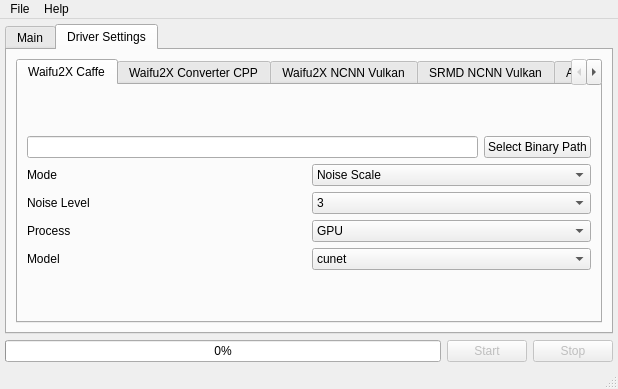
This is src/video2x_gui.ui in k4yt3x/video2x as Qt 5 draws it before an edit. The edited form follows.
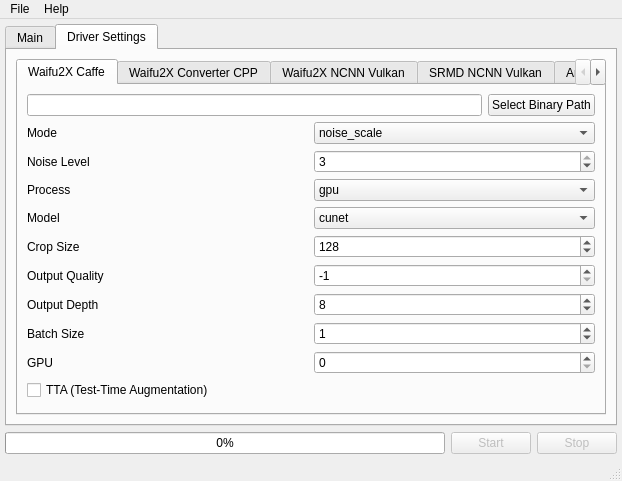
This is the edited form. The open tabs and pages were chosen to show the change.

The edit to the form file:
```diff
--- a/src/video2x_gui.ui
+++ b/src/video2x_gui.ui
@@ -6,8 +6,8 @@
    <rect>
     <x>0</x>
     <y>0</y>
-    <width>618</width>
-    <height>389</height>
+    <width>622</width>
+    <height>474</height>
    </rect>
   </property>
   <property name="windowTitle">
@@ -302,9 +302,7 @@
            <attribute name="title">
             <string>Waifu2X Caffe</string>
            </attribute>
-           <layout class="QVBoxLayout" name="verticalLayout_9">
-            <item>
-             <layout class="QVBoxLayout" name="waifu2xCaffeTabVerticalLayout">
+           <layout class="QVBoxLayout" name="verticalLayout_2">
               <item>
                <layout class="QHBoxLayout" name="waifu2xCaffePathHorizontalLayout">
                 <item>
@@ -332,7 +330,7 @@
                  <widget class="QComboBox" name="waifu2xCaffeModeComboBox">
                   <item>
                    <property name="text">
-                    <string>Noise Scale</string>
+                  <string>noise_scale</string>
                    </property>
                   </item>
                   <item>
@@ -364,22 +362,13 @@
                  </widget>
                 </item>
                 <item>
-                 <widget class="QComboBox" name="waifu2xCaffeNoiseLevelComboBox">
-                  <item>
-                   <property name="text">
-                    <string>3</string>
-                   </property>
-                  </item>
-                  <item>
-                   <property name="text">
-                    <string>2</string>
-                   </property>
-                  </item>
-                  <item>
-                   <property name="text">
-                    <string>1</string>
-                   </property>
-                  </item>
+               <widget class="QSpinBox" name="waifu2xCaffeNoiseLevelSpinBox">
+                <property name="maximum">
+                 <number>3</number>
+                </property>
+                <property name="value">
+                 <number>3</number>
+                </property>
                  </widget>
                 </item>
                </layout>
@@ -397,7 +386,7 @@
                  <widget class="QComboBox" name="waifu2xCaffeProcessComboBox">
                   <item>
                    <property name="text">
-                    <string>GPU</string>
+                  <string>gpu</string>
                    </property>
                   </item>
                   <item>
@@ -469,6 +458,113 @@
                 </item>
                </layout>
               </item>
+            <item>
+             <layout class="QHBoxLayout" name="waifu2xCaffeCropSizeHorizontalLayout">
+              <item>
+               <widget class="QLabel" name="waifu2xCaffeCropSizeLabel">
+                <property name="text">
+                 <string>Crop Size</string>
+                </property>
+               </widget>
+              </item>
+              <item>
+               <widget class="QSpinBox" name="waifu2xCaffeCropSizeSpinBox">
+                <property name="maximum">
+                 <number>9999</number>
+                </property>
+                <property name="value">
+                 <number>128</number>
+                </property>
+               </widget>
+              </item>
+             </layout>
+            </item>
+            <item>
+             <layout class="QHBoxLayout" name="waifu2xCaffeOutputQualityHorizontalLayout">
+              <item>
+               <widget class="QLabel" name="waifu2xCaffeOutputQualityLabel">
+                <property name="text">
+                 <string>Output Quality</string>
+                </property>
+               </widget>
+              </item>
+              <item>
+               <widget class="QSpinBox" name="waifu2xCaffeOutputQualitySpinBox">
+                <property name="minimum">
+                 <number>-1</number>
+                </property>
+                <property name="value">
+                 <number>-1</number>
+                </property>
+               </widget>
+              </item>
+             </layout>
+            </item>
+            <item>
+             <layout class="QHBoxLayout" name="waifu2xCaffeOutputDepthHorizontalLayout">
+              <item>
+               <widget class="QLabel" name="waifu2xCaffeOutputDepthLabel">
+                <property name="text">
+                 <string>Output Depth</string>
+                </property>
+               </widget>
+              </item>
+              <item>
+               <widget class="QSpinBox" name="waifu2xCaffeOutputDepthSpinBox">
+                <property name="maximum">
+                 <number>9999</number>
+                </property>
+                <property name="value">
+                 <number>8</number>
+                </property>
+               </widget>
+              </item>
+             </layout>
+            </item>
+            <item>
+             <layout class="QHBoxLayout" name="waifu2xCaffeBatchSizeHorizontalLayout">
+              <item>
+               <widget class="QLabel" name="waifu2xCaffeBatchSizeLabel">
+                <property name="text">
+                 <string>Batch Size</string>
+                </property>
+               </widget>
+              </item>
+              <item>
+               <widget class="QSpinBox" name="waifu2xCaffeBatchSizeSpinBox">
+                <property name="maximum">
+                 <number>9999</number>
+                </property>
+                <property name="value">
+                 <number>1</number>
+                </property>
+               </widget>
+              </item>
+             </layout>
+            </item>
+            <item>
+             <layout class="QHBoxLayout" name="waifu2xCaffeGpuHorizontalLayout">
+              <item>
+               <widget class="QLabel" name="waifu2xCaffeGpuLabel">
+                <property name="text">
+                 <string>GPU</string>
+                </property>
+               </widget>
+              </item>
+              <item>
+               <widget class="QSpinBox" name="waifu2xCaffeGpuSpinBox"/>
+              </item>
+             </layout>
+            </item>
+            <item>
+             <layout class="QHBoxLayout" name="waifu2xCaffeOptionsHorizontalLayout">
+              <item>
+               <widget class="QCheckBox" name="waifu2xCaffeTtaCheckBox">
+                <property name="text">
+                 <string>TTA (Test-Time Augmentation)</string>
+                </property>
+               </widget>
+              </item>
              </layout>
             </item>
            </layout>
@@ -537,7 +633,7 @@
     <rect>
      <x>0</x>
      <y>0</y>
-     <width>618</width>
+     <width>622</width>
      <height>21</height>
     </rect>
    </property>
```
Left out of the diff: 143 changed lines with no effect on the pictures. Lines whose indentation alone changed are shown as unchanged.
